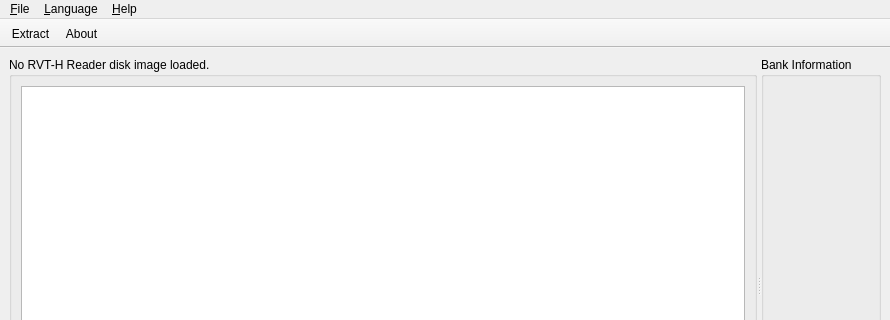
First picture: the form in src/qrvthtool/windows/QRvtHToolWindow.ui, repository GerbilSoft/rvthtool, before the edit; both pictures show x 0 to 890 and y 0 to 320 of the 890 by 540 pixel window.
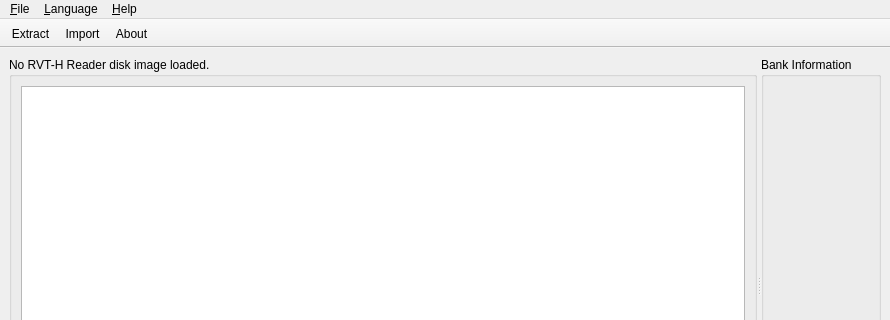
Second picture: the form after the edit. Icons and pictures are not drawn. Custom widgets are drawn as their Qt base class.

Commit message:
[qrvthtool] Added the "Import" action.
TODO: Test this with an RVT-H Reader connected. With an HDD image,
it fails with error 13: RVTH_ERROR_IS_HDD_IMAGE. This is intentional;
importing is only supported for actual RVT-H Reader systems, since
HDD images are assumed to be used for preservation purposes only.

```diff
--- a/src/qrvthtool/windows/QRvtHToolWindow.ui
+++ b/src/qrvthtool/windows/QRvtHToolWindow.ui
@@ -147,6 +147,7 @@
     <bool>false</bool>
    </attribute>
    <addaction name="actionExtract"/>
+   <addaction name="actionImport"/>
    <addaction name="actionAbout"/>
   </widget>
   <action name="actionOpenDiskImage">
@@ -229,6 +230,17 @@
     <string>Extract the selected disc image.</string>
    </property>
   </action>
+  <action name="actionImport">
+   <property name="icon">
+    <iconset theme="document-import"/>
+   </property>
+   <property name="text">
+    <string>&amp;Import...</string>
+   </property>
+   <property name="toolTip">
+    <string>Import a disc image into the selected empty bank.</string>
+   </property>
+  </action>
  </widget>
  <customwidgets>
   <customwidget>
```
Left out of the diff: 4 changed lines with no effect on the pictures. The commit also changes 4 other files.
